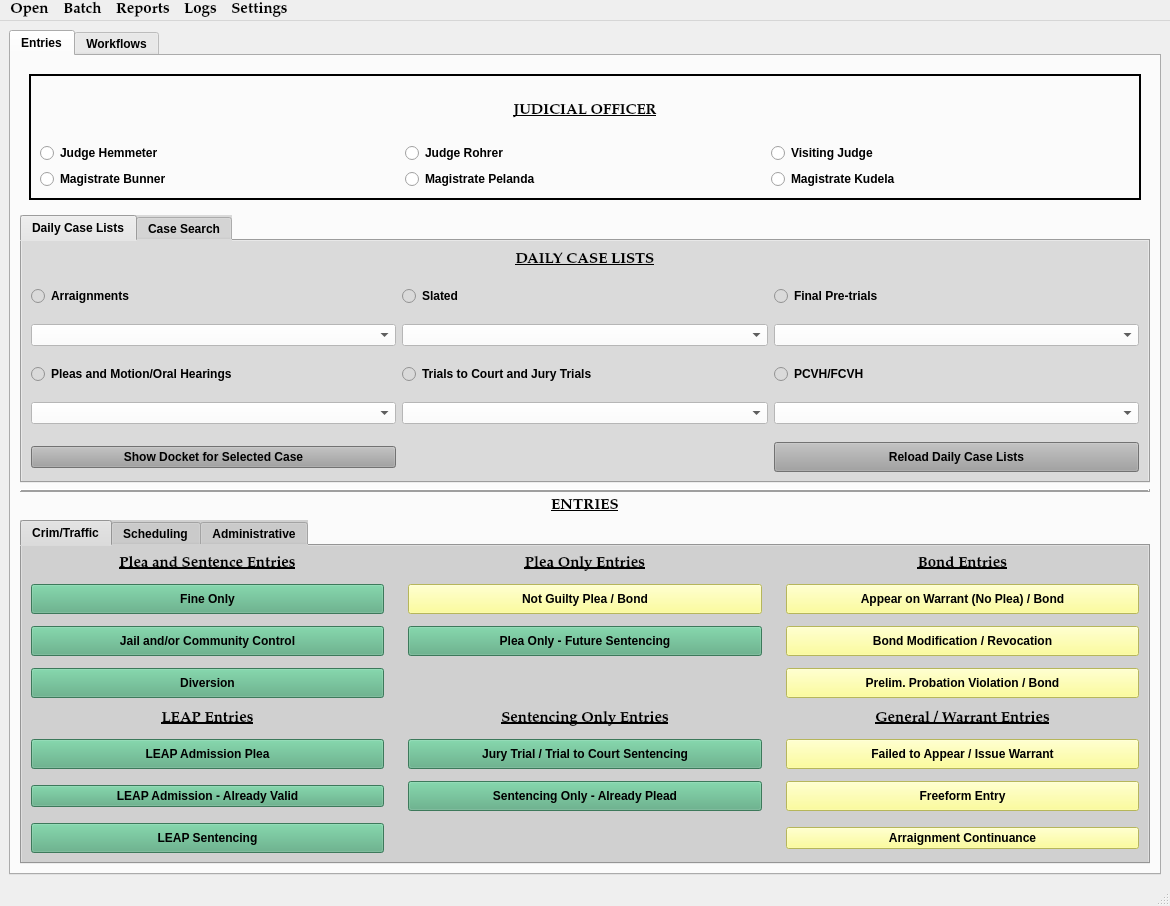
Before: the Qt Designer form munientry/views/ui/MainWindow.ui in HunterProgram22/MuniEntry, drawn with Qt 5.
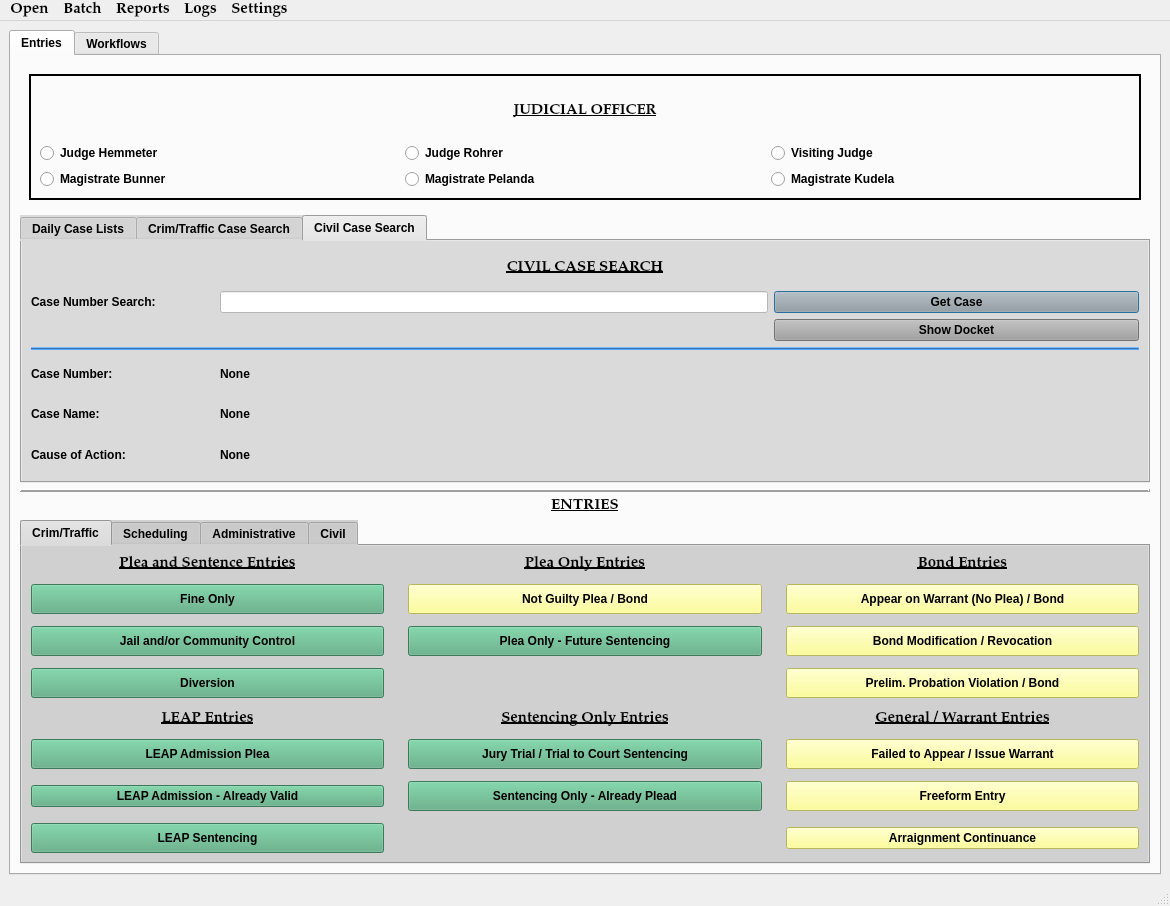
After: the same form once the commit is applied. The open tabs and pages were chosen to show the change. Custom widgets are drawn as their Qt base class.

Commit message: Starting civil

The edit to the form file:
```diff
--- a/munientry/views/ui/MainWindow.ui
+++ b/munientry/views/ui/MainWindow.ui
@@ -68,7 +68,7 @@
            <string notr="true">background-color: rgb(218, 218, 218);</string>
           </property>
           <property name="currentIndex">
-           <number>0</number>
+           <number>2</number>
           </property>
           <widget class="QWidget" name="case_list_tab">
            <attribute name="title">
@@ -249,7 +249,7 @@
             <bool>true</bool>
            </property>
            <attribute name="title">
-            <string>Case Search</string>
+            <string>Crim/Traffic Case Search</string>
            </attribute>
            <layout class="QGridLayout" name="gridLayout_12" columnstretch="1,3,2">
             <item row="5" column="0" colspan="3">
@@ -381,6 +381,140 @@
             </item>
            </layout>
           </widget>
+          <widget class="QWidget" name="civil_case_search_tab">
+           <attribute name="title">
+            <string>Civil Case Search</string>
+           </attribute>
+           <layout class="QGridLayout" name="gridLayout_29" columnstretch="1,3,2">
+            <item row="0" column="0" colspan="3">
+             <widget class="QLabel" name="label_31">
+              <property name="maximumSize">
+               <size>
+                <width>16777215</width>
+                <height>120</height>
+               </size>
+              </property>
+              <property name="font">
+               <font>
+                <family>Palatino Linotype</family>
+                <pointsize>11</pointsize>
+                <weight>75</weight>
+                <italic>false</italic>
+                <bold>true</bold>
+                <underline>true</underline>
+               </font>
+              </property>
+              <property name="lineWidth">
+               <number>2</number>
+              </property>
+              <property name="midLineWidth">
+               <number>1</number>
+              </property>
+              <property name="text">
+               <string>CIVIL CASE SEARCH</string>
+              </property>
+              <property name="alignment">
+               <set>Qt::AlignCenter</set>
+              </property>
+             </widget>
+            </item>
+            <item row="1" column="0">
+             <widget class="QLabel" name="label_30">
+              <property name="text">
+               <string>Case Number Search:</string>
+              </property>
+             </widget>
+            </item>
+            <item row="1" column="1">
+             <widget class="QLineEdit" name="case_search_box_3">
+              <property name="styleSheet">
+               <string notr="true">background-color: rgb(255, 255, 255);</string>
+              </property>
+             </widget>
+            </item>
+            <item row="1" column="2">
+             <widget class="QPushButton" name="get_case_Button_3">
+              <property name="styleSheet">
+               <string notr="true">background-color: rgb(160, 160, 160);</string>
+              </property>
+              <property name="text">
+               <string>Get Case</string>
+              </property>
+              <property name="autoDefault">
+               <bool>true</bool>
+              </property>
+              <property name="default">
+               <bool>true</bool>
+              </property>
+             </widget>
+            </item>
+            <item row="2" column="2">
+             <widget class="QPushButton" name="show_docket_Button_3">
+              <property name="styleSheet">
+               <string notr="true">background-color: rgb(160, 160, 160);</string>
+              </property>
+              <property name="text">
+               <string>Show Docket</string>
+              </property>
+             </widget>
+            </item>
+            <item row="3" column="0" colspan="3">
+             <widget class="Line" name="line_5">
+              <property name="styleSheet">
+               <string notr="true">background-color: rgb(85, 170, 255);</string>
+              </property>
+              <property name="frameShadow">
+               <enum>QFrame::Raised</enum>
+              </property>
+              <property name="orientation">
+               <enum>Qt::Horizontal</enum>
+              </property>
+             </widget>
+            </item>
+            <item row="4" column="0">
+             <widget class="QLabel" name="label_29">
+              <property name="text">
+               <string>Case Number:</string>
+              </property>
+             </widget>
+            </item>
+            <item row="4" column="1" colspan="2">
+             <widget class="QLabel" name="case_number_label_field_3">
+              <property name="text">
+               <string>None</string>
+              </property>
+             </widget>
+            </item>
+            <item row="5" column="0">
+             <widget class="QLabel" name="label_27">
+              <property name="text">
+               <string>Case Name:</string>
+              </property>
+             </widget>
+            </item>
+            <item row="5" column="1" colspan="2">
+             <widget class="QLabel" name="case_name_label_field_3">
+              <property name="text">
+               <string>None</string>
+              </property>
+             </widget>
+            </item>
+            <item row="6" column="0">
+             <widget class="QLabel" name="label_28">
+              <property name="text">
+               <string>Cause of Action:</string>
+              </property>
+             </widget>
+            </item>
+            <item row="6" column="1" colspan="2">
+             <widget class="QLabel" name="case_charges_label_field_3">
+              <property name="text">
+               <string>None</string>
+              </property>
+             </widget>
+            </item>
+           </layout>
+          </widget>
          </widget>
         </item>
         <item row="3" column="0">
@@ -1035,6 +1169,11 @@
               </item>
              </layout>
             </widget>
+            <widget class="QWidget" name="civil_Tab">
+             <attribute name="title">
+              <string>Civil</string>
+             </attribute>
+            </widget>
            </widget>
           </item>
          </layout>
```
Left out of the diff: 4 changed lines with no effect on the pictures. The commit also changes 1 other file.
